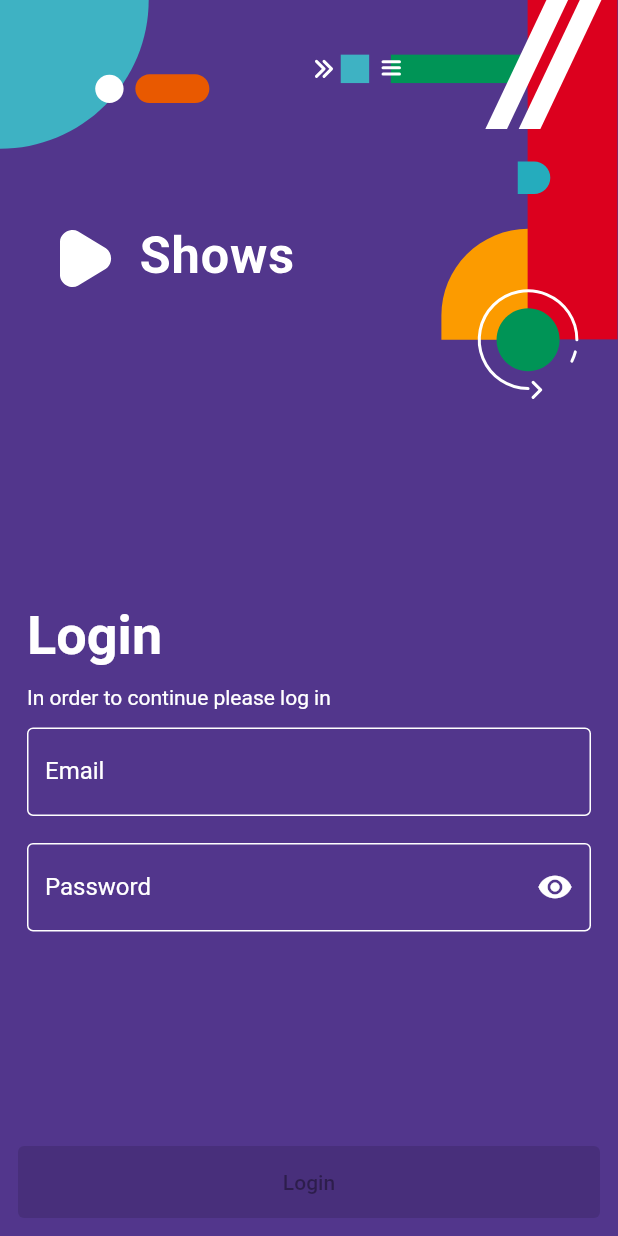
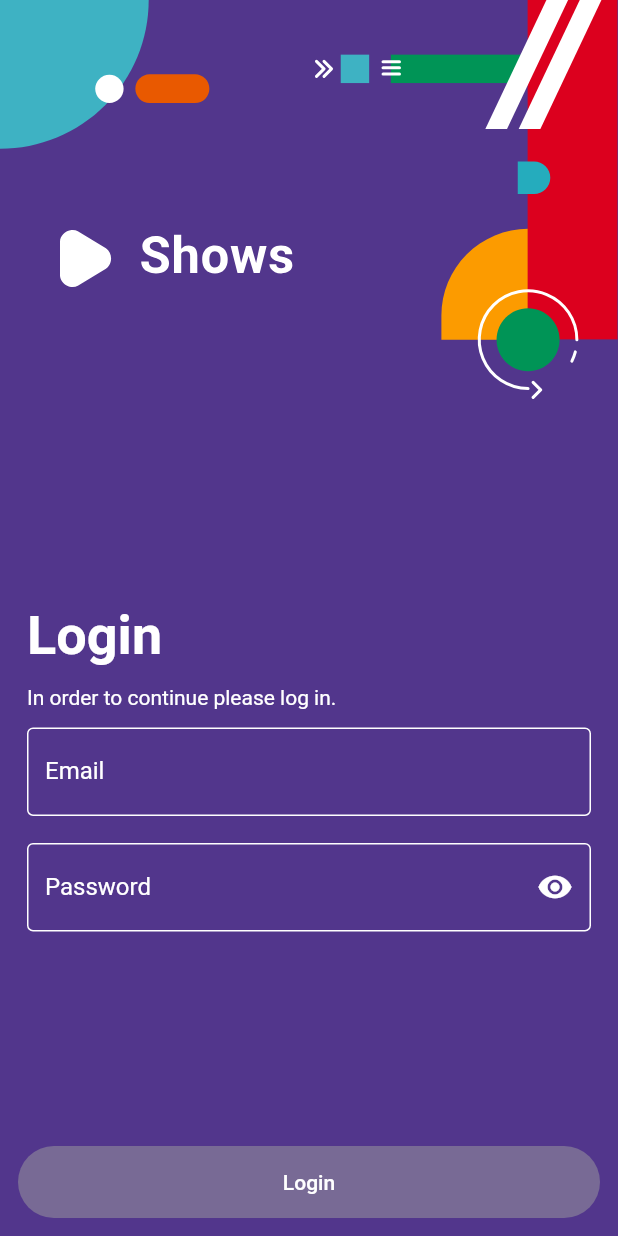
Before and after one commit to petarjovanovic23/tv-shows-app, a Flutter app: the screen it shows after launch, on a phone screen of 412 x 824 dp. Run offline on Flutter 3.47's test engine with Material 2 defaults, Android fonts, the phone set to English and light mode, and no system bars; our stand-ins replace flutter_svg.

Commit message:
Layout completed

```diff
--- a/lib/app.dart
+++ b/lib/app.dart
@@ -9,7 +9,7 @@ class TvShowsApp extends StatelessWidget {
   Widget build(BuildContext context) {
     return MaterialApp(
       debugShowCheckedModeBanner: false,
-      home: const LoginScreen(),
+      home: LoginScreen(),
     );
   }
 }
--- a/lib/screens/login_screen.dart
+++ b/lib/screens/login_screen.dart
@@ -4,8 +4,17 @@ import 'package:flutter_svg/svg.dart';
 import '../widgets/button_widget.dart';
 import '../widgets/input_field_widget.dart';
 
-class LoginScreen extends StatelessWidget {
-  const LoginScreen({Key? key}) : super(key: key);
+class LoginScreen extends StatefulWidget {
+  LoginScreen({Key? key}) : super(key: key);
+
+  @override
+  State<LoginScreen> createState() => _LoginScreenState();
+}
+
+class _LoginScreenState extends State<LoginScreen> {
+  TextEditingController emailController = TextEditingController();
+  TextEditingController passwordController = TextEditingController();
+  bool isActiveButton = false;
 
   @override
   Widget build(BuildContext context) {
@@ -32,18 +41,18 @@ class LoginScreen extends StatelessWidget {
             margin: const EdgeInsets.symmetric(horizontal: 18),
             child: Column(
               crossAxisAlignment: CrossAxisAlignment.start,
-              children: const [
-                Text('Login', style: TextStyle(color: Colors.white, fontSize: 36, fontWeight: FontWeight.bold)),
-                SizedBox(height: 12),
-                Text('In order to continue please log in', style: TextStyle(color: Colors.white, fontSize: 14)),
-                SizedBox(height: 12),
-                InputFieldWidget('Email', false),
-                SizedBox(height: 18),
-                InputFieldWidget('Password', true),
+              children: [
+                const Text('Login', style: TextStyle(color: Colors.white, fontSize: 36, fontWeight: FontWeight.bold)),
+                const SizedBox(height: 12),
+                const Text('In order to continue please log in.', style: TextStyle(color: Colors.white, fontSize: 14)),
+                const SizedBox(height: 12),
+                InputFieldWidget(label: 'Email', controller: emailController, isPassword: false),
+                const SizedBox(height: 18),
+                InputFieldWidget(label: 'Password', controller: passwordController, isPassword: true),
               ],
             ),
           ),
-          const ButtonWidget('Login'),
+          ButtonWidget('Login', isActiveButton),
         ],
       ),
     );
--- a/lib/widgets/button_widget.dart
+++ b/lib/widgets/button_widget.dart
@@ -2,13 +2,16 @@ import 'package:flutter/material.dart';
 
 class ButtonWidget extends StatefulWidget {
   final String buttonText;
-  const ButtonWidget(this.buttonText, {Key? key}) : super(key: key);
+  bool isActiveButton;
+  ButtonWidget(this.buttonText, this.isActiveButton, {Key? key}) : super(key: key);
 
   @override
   State<ButtonWidget> createState() => _ButtonWidgetState();
 }
 
 class _ButtonWidgetState extends State<ButtonWidget> {
+  // bool isActive = false;
+
   @override
   Widget build(BuildContext context) {
     return Row(
@@ -21,11 +24,19 @@ class _ButtonWidgetState extends State<ButtonWidget> {
             margin: const EdgeInsets.all(12),
             child: ElevatedButton(
               style: ButtonStyle(
+                shape: MaterialStateProperty.all(RoundedRectangleBorder(borderRadius: BorderRadius.circular(24))),
                 padding: MaterialStateProperty.all(const EdgeInsets.symmetric(vertical: 16)),
-                // backgroundColor: MaterialStateProperty.all(Colors.grey),
+                backgroundColor: MaterialStateProperty.resolveWith((states) {
+                  if (states.contains(MaterialState.disabled)) {
+                    return Colors.grey.withOpacity(0.5);
+                  }
+
+                  return Colors.white;
+                }),
               ),
-              onPressed: null,
-              child: Text(widget.buttonText),
+              onPressed: widget.isActiveButton ? () {} : null,
+              child:
+                  Text(widget.buttonText, style: TextStyle(color: widget.isActiveButton ? Colors.black : Colors.white)),
             ),
           ),
         ),
--- a/lib/widgets/input_field_widget.dart
+++ b/lib/widgets/input_field_widget.dart
@@ -3,7 +3,12 @@ import 'package:flutter/material.dart';
 class InputFieldWidget extends StatefulWidget {
   final String label;
   final bool isPassword;
-  const InputFieldWidget(this.label, this.isPassword);
+  final TextEditingController controller;
+  InputFieldWidget({
+    required this.label,
+    required this.isPassword,
+    required this.controller,
+  });
 
   @override
   State<InputFieldWidget> createState() => _InputFieldWidgetState();
@@ -15,6 +20,7 @@ class _InputFieldWidgetState extends State<InputFieldWidget> {
   @override
   Widget build(BuildContext context) {
     return TextField(
+      controller: widget.controller,
       obscureText: widget.isPassword
           ? _clicked
               ? false
```
Also changed, not shown: 2 other files.
